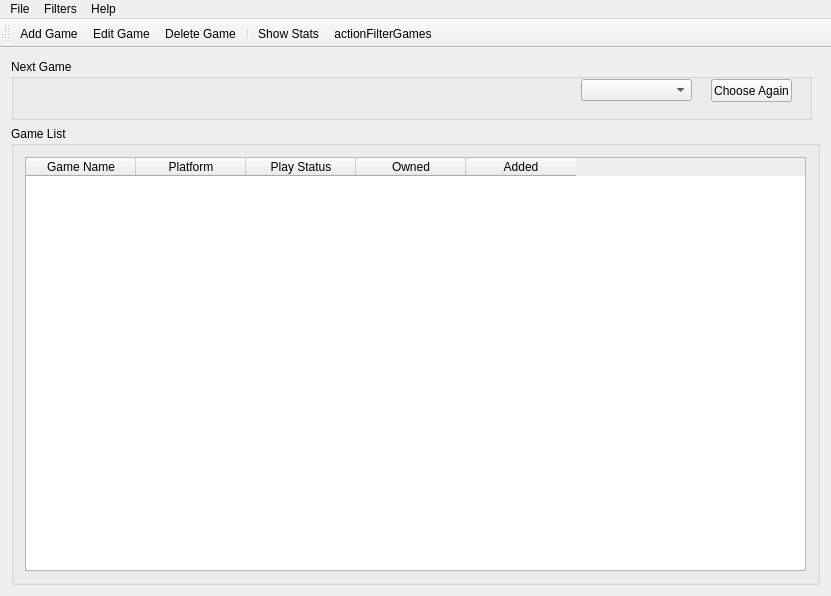
Before: the Qt Designer form Source/UI/BacklogManagerForm.ui in MattyJacques/BacklogManager-Qt, drawn with Qt 5.
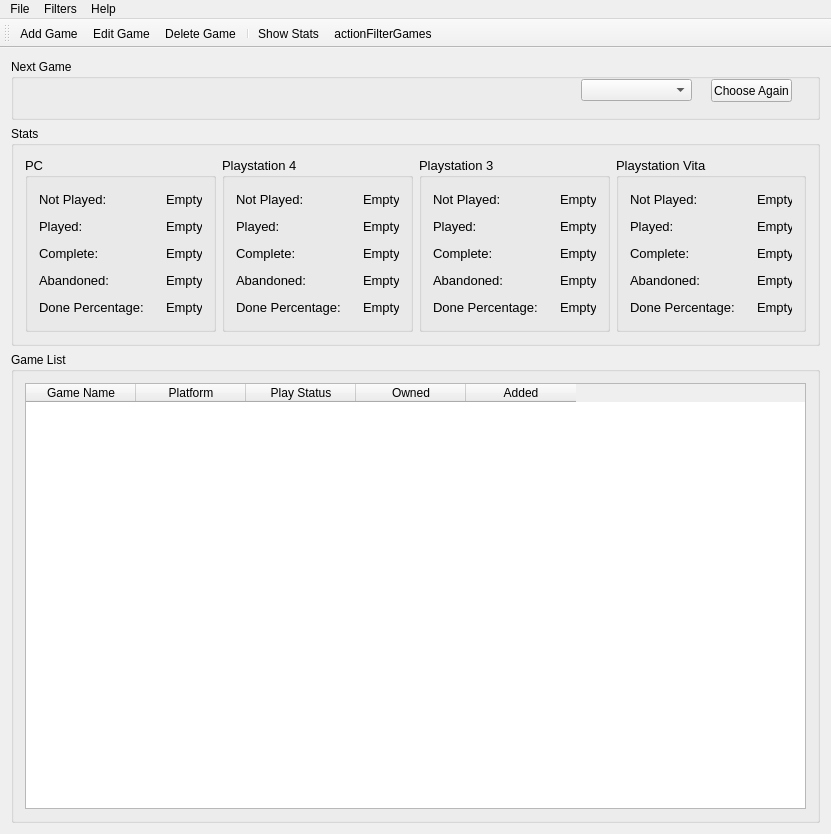
After: the same form once the commit is applied. Icons and pictures are not drawn.

Commit message: Stats added to main form

Diff of the .ui file:
```diff
--- a/Source/UI/BacklogManagerForm.ui
+++ b/Source/UI/BacklogManagerForm.ui
@@ -7,7 +7,7 @@
     <x>0</x>
     <y>0</y>
     <width>831</width>
-    <height>596</height>
+    <height>834</height>
    </rect>
   </property>
   <property name="minimumSize">
@@ -26,7 +26,7 @@
    <string>Backlog Manager</string>
   </property>
   <widget class="QWidget" name="centralWidget">
-   <layout class="QVBoxLayout" name="verticalLayout_2">
+   <layout class="QVBoxLayout" name="verticalLayout">
     <item>
      <widget class="QGroupBox" name="BacklogManagerForm_NextGameGroup">
       <property name="minimumSize">
@@ -35,12 +35,6 @@
         <height>61</height>
        </size>
       </property>
-      <property name="maximumSize">
-       <size>
-        <width>801</width>
-        <height>61</height>
-       </size>
-      </property>
       <property name="title">
        <string>Next Game</string>
       </property>
@@ -109,12 +103,583 @@
       </widget>
      </widget>
     </item>
+    <item>
+     <widget class="QGroupBox" name="BacklogManagerForm_StatsGroup">
+      <property name="minimumSize">
+       <size>
+        <width>801</width>
+        <height>201</height>
+       </size>
+      </property>
+      <property name="title">
+       <string>Stats</string>
+      </property>
+      <layout class="QHBoxLayout" name="horizontalLayout_2">
+       <item>
+        <widget class="QGroupBox" name="StatsForm_PCStats">
+         <property name="font">
+          <font>
+           <pointsize>10</pointsize>
+          </font>
+         </property>
+         <property name="title">
+          <string>PC</string>
+         </property>
+         <layout class="QFormLayout" name="formLayout_4">
+          <item row="0" column="0">
+           <widget class="QLabel" name="StatsForm_PCNotPlayedLbl">
+            <property name="minimumSize">
+             <size>
+              <width>121</width>
+              <height>21</height>
+             </size>
+            </property>
+            <property name="font">
+             <font>
+              <pointsize>10</pointsize>
+             </font>
+            </property>
+            <property name="text">
+             <string>Not Played:</string>
+            </property>
+           </widget>
+          </item>
+          <item row="0" column="1">
+           <widget class="QLabel" name="StatsForm_PCNotPlayed">
+            <property name="text">
+             <string>Empty</string>
+            </property>
+           </widget>
+          </item>
+          <item row="1" column="0">
+           <widget class="QLabel" name="StatsForm_PCPlayedLbl">
+            <property name="minimumSize">
+             <size>
+              <width>121</width>
+              <height>21</height>
+             </size>
+            </property>
+            <property name="font">
+             <font>
+              <pointsize>10</pointsize>
+             </font>
+            </property>
+            <property name="text">
+             <string>Played:</string>
+            </property>
+           </widget>
+          </item>
+          <item row="1" column="1">
+           <widget class="QLabel" name="StatsForm_PCPlayed">
+            <property name="text">
+             <string>Empty</string>
+            </property>
+           </widget>
+          </item>
+          <item row="2" column="0">
+           <widget class="QLabel" name="StatsForm_PCCompleteLbl">
+            <property name="minimumSize">
+             <size>
+              <width>121</width>
+              <height>21</height>
+             </size>
+            </property>
+            <property name="font">
+             <font>
+              <pointsize>10</pointsize>
+             </font>
+            </property>
+            <property name="text">
+             <string>Complete:</string>
+            </property>
+           </widget>
+          </item>
+          <item row="2" column="1">
+           <widget class="QLabel" name="StatsForm_PCComplete">
+            <property name="text">
+             <string>Empty</string>
+            </property>
+           </widget>
+          </item>
+          <item row="3" column="0">
+           <widget class="QLabel" name="StatsForm_PCAbandonedLbl">
+            <property name="minimumSize">
+             <size>
+              <width>121</width>
+              <height>21</height>
+             </size>
+            </property>
+            <property name="font">
+             <font>
+              <pointsize>10</pointsize>
+             </font>
+            </property>
+            <property name="text">
+             <string>Abandoned:</string>
+            </property>
+           </widget>
+          </item>
+          <item row="3" column="1">
+           <widget class="QLabel" name="StatsForm_PCAbandoned">
+            <property name="text">
+             <string>Empty</string>
+            </property>
+           </widget>
+          </item>
+          <item row="4" column="0">
+           <widget class="QLabel" name="StatsForm_PCPercentLbl">
+            <property name="minimumSize">
+             <size>
+              <width>121</width>
+              <height>21</height>
+             </size>
+            </property>
+            <property name="font">
+             <font>
+              <pointsize>10</pointsize>
+             </font>
+            </property>
+            <property name="text">
+             <string>Done Percentage:</string>
+            </property>
+           </widget>
+          </item>
+          <item row="4" column="1">
+           <widget class="QLabel" name="StatsForm_PCPercent">
+            <property name="text">
+             <string>Empty</string>
+            </property>
+           </widget>
+          </item>
+         </layout>
+        </widget>
+       </item>
+       <item>
+        <widget class="QGroupBox" name="StatsForm_PS4Stats">
+         <property name="font">
+          <font>
+           <pointsize>10</pointsize>
+          </font>
+         </property>
+         <property name="title">
+          <string>Playstation 4</string>
+         </property>
+         <layout class="QFormLayout" name="formLayout_3">
+          <item row="0" column="0">
+           <widget class="QLabel" name="StatsForm_PS4NotPlayedLbl">
+            <property name="minimumSize">
+             <size>
+              <width>121</width>
+              <height>21</height>
+             </size>
+            </property>
+            <property name="font">
+             <font>
+              <pointsize>10</pointsize>
+             </font>
+            </property>
+            <property name="text">
+             <string>Not Played:</string>
+            </property>
+           </widget>
+          </item>
+          <item row="0" column="1">
+           <widget class="QLabel" name="StatsForm_PS4NotPlayed">
+            <property name="text">
+             <string>Empty</string>
+            </property>
+           </widget>
+          </item>
+          <item row="1" column="0">
+           <widget class="QLabel" name="StatsForm_PS4PlayedLbl">
+            <property name="minimumSize">
+             <size>
+              <width>121</width>
+              <height>21</height>
+             </size>
+            </property>
+            <property name="font">
+             <font>
+              <pointsize>10</pointsize>
+             </font>
+            </property>
+            <property name="text">
+             <string>Played:</string>
+            </property>
+           </widget>
+          </item>
+          <item row="1" column="1">
+           <widget class="QLabel" name="StatsForm_PS4Played">
+            <property name="text">
+             <string>Empty</string>
+            </property>
+           </widget>
+          </item>
+          <item row="2" column="0">
+           <widget class="QLabel" name="StatsForm_PS4CompleteLbl">
+            <property name="minimumSize">
+             <size>
+              <width>121</width>
+              <height>21</height>
+             </size>
+            </property>
+            <property name="font">
+             <font>
+              <pointsize>10</pointsize>
+             </font>
+            </property>
+            <property name="text">
+             <string>Complete:</string>
+            </property>
+           </widget>
+          </item>
+          <item row="2" column="1">
+           <widget class="QLabel" name="StatsForm_PS4Complete">
+            <property name="text">
+             <string>Empty</string>
+            </property>
+           </widget>
+          </item>
+          <item row="3" column="0">
+           <widget class="QLabel" name="StatsForm_PS4AbandonedLbl">
+            <property name="minimumSize">
+             <size>
+              <width>121</width>
+              <height>21</height>
+             </size>
+            </property>
+            <property name="font">
+             <font>
+              <pointsize>10</pointsize>
+             </font>
+            </property>
+            <property name="text">
+             <string>Abandoned:</string>
+            </property>
+           </widget>
+          </item>
+          <item row="3" column="1">
+           <widget class="QLabel" name="StatsForm_PS4Abandoned">
+            <property name="text">
+             <string>Empty</string>
+            </property>
+           </widget>
+          </item>
+          <item row="4" column="0">
+           <widget class="QLabel" name="StatsForm_PS4PercentLbl">
+            <property name="minimumSize">
+             <size>
+              <width>121</width>
+              <height>21</height>
+             </size>
+            </property>
+            <property name="font">
+             <font>
+              <pointsize>10</pointsize>
+             </font>
+            </property>
+            <property name="text">
+             <string>Done Percentage:</string>
+            </property>
+           </widget>
+          </item>
+          <item row="4" column="1">
+           <widget class="QLabel" name="StatsForm_PS4Percent">
+            <property name="text">
+             <string>Empty</string>
+            </property>
+           </widget>
+          </item>
+         </layout>
+        </widget>
+       </item>
+       <item>
+        <widget class="QGroupBox" name="StatsForm_PS3Stats">
+         <property name="font">
+          <font>
+           <pointsize>10</pointsize>
+          </font>
+         </property>
+         <property name="title">
+          <string>Playstation 3</string>
+         </property>
+         <layout class="QFormLayout" name="formLayout_2">
+          <item row="0" column="0">
+           <widget class="QLabel" name="StatsForm_PS3NotPlayedLbl">
+            <property name="minimumSize">
+             <size>
+              <width>121</width>
+              <height>21</height>
+             </size>
+            </property>
+            <property name="font">
+             <font>
+              <pointsize>10</pointsize>
+             </font>
+            </property>
+            <property name="text">
+             <string>Not Played:</string>
+            </property>
+           </widget>
+          </item>
+          <item row="0" column="1">
+           <widget class="QLabel" name="StatsForm_PS3NotPlayed">
+            <property name="text">
+             <string>Empty</string>
+            </property>
+           </widget>
+          </item>
+          <item row="1" column="0">
+           <widget class="QLabel" name="StatsForm_PS3PlayedLbl">
+            <property name="minimumSize">
+             <size>
+              <width>121</width>
+              <height>21</height>
+             </size>
+            </property>
+            <property name="font">
+             <font>
+              <pointsize>10</pointsize>
+             </font>
+            </property>
+            <property name="text">
+             <string>Played:</string>
+            </property>
+           </widget>
+          </item>
+          <item row="1" column="1">
+           <widget class="QLabel" name="StatsForm_PS3Played">
+            <property name="text">
+             <string>Empty</string>
+            </property>
+           </widget>
+          </item>
+          <item row="2" column="0">
+           <widget class="QLabel" name="StatsForm_PS3CompleteLbl">
+            <property name="minimumSize">
+             <size>
+              <width>121</width>
+              <height>21</height>
+             </size>
+            </property>
+            <property name="font">
+             <font>
+              <pointsize>10</pointsize>
+             </font>
+            </property>
+            <property name="text">
+             <string>Complete:</string>
+            </property>
+           </widget>
+          </item>
+          <item row="2" column="1">
+           <widget class="QLabel" name="StatsForm_PS3Complete">
+            <property name="text">
+             <string>Empty</string>
+            </property>
+           </widget>
+          </item>
+          <item row="3" column="0">
+           <widget class="QLabel" name="StatsForm_PS3AbandonedLbl">
+            <property name="minimumSize">
+             <size>
+              <width>121</width>
+              <height>21</height>
+             </size>
+            </property>
+            <property name="font">
+             <font>
+              <pointsize>10</pointsize>
+             </font>
+            </property>
+            <property name="text">
+             <string>Abandoned:</string>
+            </property>
+           </widget>
+          </item>
+          <item row="3" column="1">
+           <widget class="QLabel" name="StatsForm_PS3Abandoned">
+            <property name="text">
+             <string>Empty</string>
+            </property>
+           </widget>
+          </item>
+          <item row="4" column="0">
+           <widget class="QLabel" name="StatsForm_PS3PercentLbl">
+            <property name="minimumSize">
+             <size>
+              <width>121</width>
+              <height>21</height>
+             </size>
+            </property>
+            <property name="font">
+             <font>
+              <pointsize>10</pointsize>
+             </font>
+            </property>
+            <property name="text">
+             <string>Done Percentage:</string>
+            </property>
+           </widget>
+          </item>
+          <item row="4" column="1">
+           <widget class="QLabel" name="StatsForm_PS3Percent">
+            <property name="text">
+             <string>Empty</string>
+            </property>
+           </widget>
+          </item>
+         </layout>
+        </widget>
+       </item>
+       <item>
+        <widget class="QGroupBox" name="StatsForm_PSVitaStats">
+         <property name="font">
+          <font>
+           <pointsize>10</pointsize>
+          </font>
+         </property>
+         <property name="title">
+          <string>Playstation Vita</string>
+         </property>
+         <layout class="QFormLayout" name="formLayout">
+          <item row="0" column="0">
+           <widget class="QLabel" name="StatsForm_PSVitaNotPlayedLbl">
+            <property name="minimumSize">
+             <size>
+              <width>121</width>
+              <height>21</height>
+             </size>
+            </property>
+            <property name="font">
+             <font>
+              <pointsize>10</pointsize>
+             </font>
+            </property>
+            <property name="text">
+             <string>Not Played:</string>
+            </property>
+           </widget>
+          </item>
+          <item row="0" column="1">
+           <widget class="QLabel" name="StatsForm_PSVitaNotPlayed">
+            <property name="text">
+             <string>Empty</string>
+            </property>
+           </widget>
+          </item>
+          <item row="1" column="0">
+           <widget class="QLabel" name="StatsForm_PSVitaPlayedLbl">
+            <property name="minimumSize">
+             <size>
+              <width>121</width>
+              <height>21</height>
+             </size>
+            </property>
+            <property name="font">
+             <font>
+              <pointsize>10</pointsize>
+             </font>
+            </property>
+            <property name="text">
+             <string>Played:</string>
+            </property>
+           </widget>
+          </item>
+          <item row="1" column="1">
+           <widget class="QLabel" name="StatsForm_PSVitaPlayed">
+            <property name="text">
+             <string>Empty</string>
+            </property>
+           </widget>
+          </item>
+          <item row="2" column="0">
+           <widget class="QLabel" name="StatsForm_PSVitaCompleteLbl">
+            <property name="minimumSize">
+             <size>
+              <width>121</width>
+              <height>21</height>
+             </size>
+            </property>
+            <property name="font">
+             <font>
+              <pointsize>10</pointsize>
+             </font>
+            </property>
+            <property name="text">
+             <string>Complete:</string>
+            </property>
+           </widget>
+          </item>
+          <item row="2" column="1">
+           <widget class="QLabel" name="StatsForm_PSVitaComplete">
+            <property name="text">
+             <string>Empty</string>
+            </property>
+           </widget>
+          </item>
+          <item row="3" column="0">
+           <widget class="QLabel" name="StatsForm_PSVitaAbandonedLbl">
+            <property name="minimumSize">
+             <size>
+              <width>121</width>
+              <height>21</height>
+             </size>
+            </property>
+            <property name="font">
+             <font>
+              <pointsize>10</pointsize>
+             </font>
+            </property>
+            <property name="text">
+             <string>Abandoned:</string>
+            </property>
+           </widget>
+          </item>
+          <item row="3" column="1">
+           <widget class="QLabel" name="StatsForm_PSVitaAbandoned">
+            <property name="text">
+             <string>Empty</string>
+            </property>
+           </widget>
+          </item>
+          <item row="4" column="0">
+           <widget class="QLabel" name="StatsForm_PSVitaPercentLbl">
+            <property name="minimumSize">
+             <size>
+              <width>121</width>
+              <height>21</height>
+             </size>
+            </property>
+            <property name="font">
+             <font>
+              <pointsize>10</pointsize>
+             </font>
+            </property>
+            <property name="text">
+             <string>Done Percentage:</string>
+            </property>
+           </widget>
+          </item>
+          <item row="4" column="1">
+           <widget class="QLabel" name="StatsForm_PSVitaPercent">
+            <property name="text">
+             <string>Empty</string>
+            </property>
+           </widget>
+          </item>
+         </layout>
+        </widget>
+       </item>
+      </layout>
+     </widget>
+    </item>
     <item>
      <widget class="QGroupBox" name="BacklogManagerForm_GameListGroup">
       <property name="title">
        <string>Game List</string>
       </property>
-      <layout class="QVBoxLayout" name="verticalLayout">
+      <layout class="QHBoxLayout" name="horizontalLayout">
        <item>
         <widget class="QTableWidget" name="BacklogManagerForm_GameList">
          <property name="contextMenuPolicy">
```
The commit also changes 17 other files.
